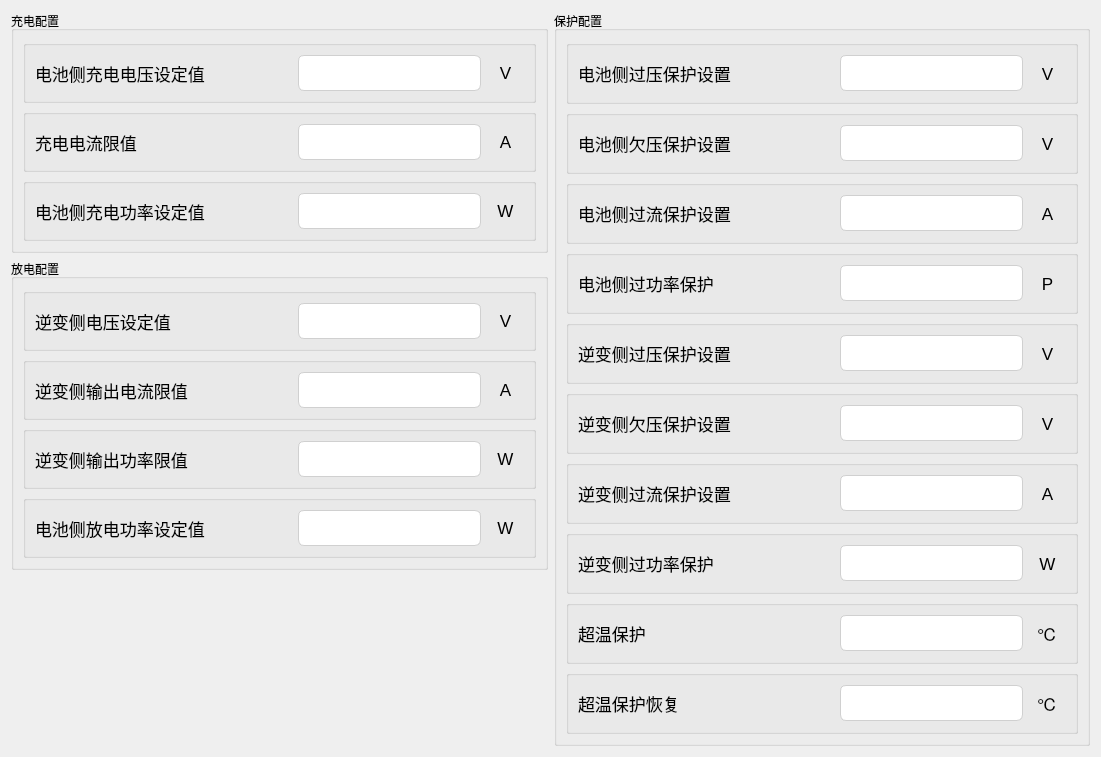
Old version of the form tformconfig1.ui in the repository Curtain-Wang/ModbusApp.
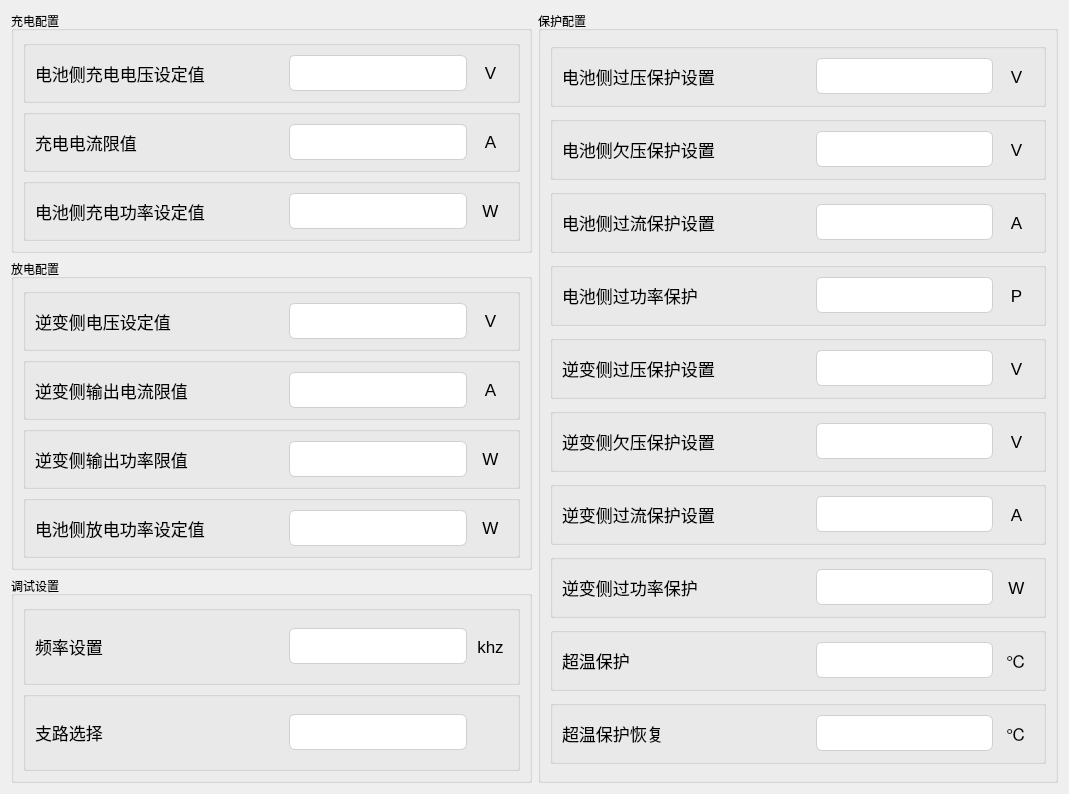
New version of the form. Custom widgets are drawn as their Qt base class.

Commit message: 新增频率设置、支路选择   修复通讯bug

```diff
--- a/tformconfig1.ui
+++ b/tformconfig1.ui
@@ -6,8 +6,8 @@
    <rect>
     <x>0</x>
     <y>0</y>
-    <width>1101</width>
-    <height>754</height>
+    <width>1069</width>
+    <height>794</height>
    </rect>
   </property>
   <property name="windowTitle">
@@ -700,17 +700,203 @@
       </widget>
      </item>
      <item>
-      <spacer name="verticalSpacer">
-       <property name="orientation">
-        <enum>Qt::Vertical</enum>
+      <widget class="QGroupBox" name="groupBox_4">
+       <property name="title">
+        <string>调试设置</string>
        </property>
-       <property name="sizeHint" stdset="0">
-        <size>
-         <width>20</width>
-         <height>40</height>
-        </size>
-       </property>
-      </spacer>
+       <layout class="QGridLayout" name="gridLayout">
+        <item row="0" column="0">
+         <widget class="QGroupBox" name="groupBox_26">
+          <property name="title">
+           <string/>
+          </property>
+          <layout class="QHBoxLayout" name="horizontalLayout_22" stretch="7,5,1">
+           <item>
+            <widget class="QLabel" name="label_43">
+             <property name="minimumSize">
+              <size>
+               <width>221</width>
+               <height>31</height>
+              </size>
+             </property>
+             <property name="font">
+              <font>
+               <pointsize>13</pointsize>
+              </font>
+             </property>
+             <property name="text">
+              <string>频率设置</string>
+             </property>
+             <property name="alignment">
+              <set>Qt::AlignLeading|Qt::AlignLeft|Qt::AlignVCenter</set>
+             </property>
+            </widget>
+           </item>
+           <item>
+            <widget class="MyLineEdit" name="h17154">
+             <property name="minimumSize">
+              <size>
+               <width>0</width>
+               <height>31</height>
+              </size>
+             </property>
+             <property name="styleSheet">
+              <string notr="true">QLineEdit {
+    /* 苹果风格的数据展示LineEdit */
+    border: 1px solid #D0D0D0;                  /* 浅灰色边框，模仿macOS的细边框 */
+    border-radius: 6px;                         /* 圆角，符合macOS设计 */
+    padding: 8px 12px;                         /* 内边距，提供舒适的阅读空间 */
+    background-color: #FFFFFF;                 /* 白色背景 */
+    color: #333333;                            /* 深灰色文字，提高可读性 */
+    font-family: &quot;SF Pro Text&quot;, &quot;Helvetica Neue&quot;, &quot;Lucida Grande&quot;, sans-serif; /* macOS系统字体栈 */
+    font-size: 14px;                           /* 默认字体大小 */
+    selection-background-color: #007AFF;       /* 选中文本高亮色 (macOS蓝色) */
+    selection-color: #FFFFFF;                  /* 选中文本颜色 (白色) */
+
+    /* 只读状态下的特殊样式 */
+    /* 注意：Qt中通常使用 setReadOnly(true) 来实现只读，但QSS可以定义其外观 */
+}
+
+/* 当LineEdit获得焦点时 (对于数据展示框，如果不需要焦点效果，可以省略或弱化) */
+QLineEdit:focus {
+    border: 1px solid #007AFF;                 /* 获得焦点时边框变为蓝色 */
+    /* 如果作为纯展示框，也可以移除焦点边框变化 */
+    /* border: 1px solid #D0D0D0; */
+}
+
+/* 禁用状态下的样式 (如果用于展示不可变数据) */
+QLineEdit:disabled {
+    background-color: #F5F5F7;                 /* macOS禁用元素背景色 */
+    color: #A0A0A0;                            /* 禁用文字颜色 */
+    border: 1px solid #E0E0E0;                 /* 禁用边框颜色 */
+}</string>
+             </property>
+             <property name="readOnly">
+              <bool>true</bool>
+             </property>
+            </widget>
+           </item>
+           <item>
+            <widget class="QLabel" name="label_44">
+             <property name="minimumSize">
+              <size>
+               <width>0</width>
+               <height>31</height>
+              </size>
+             </property>
+             <property name="font">
+              <font>
+               <pointsize>13</pointsize>
+              </font>
+             </property>
+             <property name="text">
+              <string>khz</string>
+             </property>
+             <property name="alignment">
+              <set>Qt::AlignCenter</set>
+             </property>
+            </widget>
+           </item>
+          </layout>
+         </widget>
+        </item>
+        <item row="1" column="0">
+         <widget class="QGroupBox" name="groupBox_27">
+          <property name="title">
+           <string/>
+          </property>
+          <layout class="QHBoxLayout" name="horizontalLayout_35" stretch="7,5,1">
+           <item>
+            <widget class="QLabel" name="label_69">
+             <property name="minimumSize">
+              <size>
+               <width>221</width>
+               <height>31</height>
+              </size>
+             </property>
+             <property name="font">
+              <font>
+               <pointsize>13</pointsize>
+              </font>
+             </property>
+             <property name="text">
+              <string>支路选择</string>
+             </property>
+             <property name="alignment">
+              <set>Qt::AlignLeading|Qt::AlignLeft|Qt::AlignVCenter</set>
+             </property>
+            </widget>
+           </item>
+           <item>
+            <widget class="MyLineEdit" name="h17155">
+             <property name="minimumSize">
+              <size>
+               <width>0</width>
+               <height>31</height>
+              </size>
+             </property>
+             <property name="styleSheet">
+              <string notr="true">QLineEdit {
+    /* 苹果风格的数据展示LineEdit */
+    border: 1px solid #D0D0D0;                  /* 浅灰色边框，模仿macOS的细边框 */
+    border-radius: 6px;                         /* 圆角，符合macOS设计 */
+    padding: 8px 12px;                         /* 内边距，提供舒适的阅读空间 */
+    background-color: #FFFFFF;                 /* 白色背景 */
+    color: #333333;                            /* 深灰色文字，提高可读性 */
+    font-family: &quot;SF Pro Text&quot;, &quot;Helvetica Neue&quot;, &quot;Lucida Grande&quot;, sans-serif; /* macOS系统字体栈 */
+    font-size: 14px;                           /* 默认字体大小 */
+    selection-background-color: #007AFF;       /* 选中文本高亮色 (macOS蓝色) */
+    selection-color: #FFFFFF;                  /* 选中文本颜色 (白色) */
+
+    /* 只读状态下的特殊样式 */
+    /* 注意：Qt中通常使用 setReadOnly(true) 来实现只读，但QSS可以定义其外观 */
+}
+
+/* 当LineEdit获得焦点时 (对于数据展示框，如果不需要焦点效果，可以省略或弱化) */
+QLineEdit:focus {
+    border: 1px solid #007AFF;                 /* 获得焦点时边框变为蓝色 */
+    /* 如果作为纯展示框，也可以移除焦点边框变化 */
+    /* border: 1px solid #D0D0D0; */
+}
+
+/* 禁用状态下的样式 (如果用于展示不可变数据) */
+QLineEdit:disabled {
+    background-color: #F5F5F7;                 /* macOS禁用元素背景色 */
+    color: #A0A0A0;                            /* 禁用文字颜色 */
+    border: 1px solid #E0E0E0;                 /* 禁用边框颜色 */
+}</string>
+             </property>
+             <property name="readOnly">
+              <bool>true</bool>
+             </property>
+            </widget>
+           </item>
+           <item>
+            <widget class="QLabel" name="label_70">
+             <property name="minimumSize">
+              <size>
+               <width>0</width>
+               <height>31</height>
+              </size>
+             </property>
+             <property name="font">
+              <font>
+               <pointsize>13</pointsize>
+              </font>
+             </property>
+             <property name="text">
+              <string> </string>
+             </property>
+             <property name="alignment">
+              <set>Qt::AlignCenter</set>
+             </property>
+            </widget>
+           </item>
+          </layout>
+         </widget>
+        </item>
+       </layout>
+      </widget>
      </item>
     </layout>
    </item>
```
The commit also changes 4 other files.
